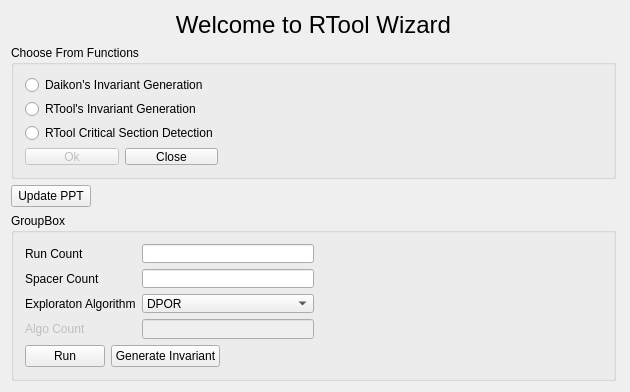
Above: Rui/Rui/mainwindow.ui from arijitvt/RTool before the change. Below: the same form after it.
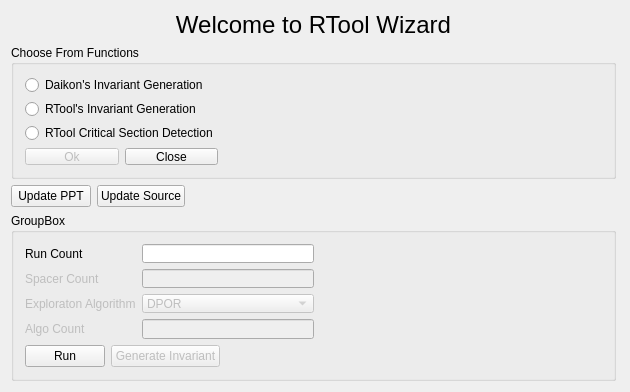
That is the form after the change.

The edit to the form file:
```diff
--- a/Rui/Rui/mainwindow.ui
+++ b/Rui/Rui/mainwindow.ui
@@ -121,7 +121,7 @@
      </layout>
     </item>
     <item>
-     <layout class="QHBoxLayout" name="horizontalLayout_5">
+     <layout class="QHBoxLayout" name="updatePPTLayout">
       <item>
        <widget class="QPushButton" name="updatePPTButton">
         <property name="text">
@@ -129,6 +129,13 @@
         </property>
        </widget>
       </item>
+      <item>
+       <widget class="QPushButton" name="updateSrcButton">
+        <property name="text">
+         <string>Update Source</string>
+        </property>
+       </widget>
+      </item>
       <item>
        <spacer name="horizontalSpacer_4">
         <property name="orientation">
@@ -168,20 +175,30 @@
             </widget>
            </item>
            <item row="0" column="1">
-            <widget class="QLineEdit" name="lineEdit"/>
+            <widget class="QLineEdit" name="runCount"/>
            </item>
            <item row="1" column="0">
-            <widget class="QLabel" name="label_3">
+            <widget class="QLabel" name="spacerCntLbl">
+             <property name="enabled">
+              <bool>false</bool>
+             </property>
              <property name="text">
               <string>Spacer Count</string>
              </property>
             </widget>
            </item>
            <item row="1" column="1">
-            <widget class="QLineEdit" name="lineEdit_2"/>
+            <widget class="QLineEdit" name="spacerCnt">
+             <property name="enabled">
+              <bool>false</bool>
+             </property>
+            </widget>
            </item>
            <item row="2" column="0">
-            <widget class="QLabel" name="label_4">
+            <widget class="QLabel" name="algoComboLbl">
+             <property name="enabled">
+              <bool>false</bool>
+             </property>
              <property name="text">
               <string>Exploraton Algorithm</string>
              </property>
@@ -189,6 +206,9 @@
            </item>
            <item row="2" column="1">
             <widget class="QComboBox" name="algoCombo">
+             <property name="enabled">
+              <bool>false</bool>
+             </property>
              <item>
               <property name="text">
                <string>DPOR</string>
@@ -254,6 +274,9 @@
          </item>
          <item>
           <widget class="QPushButton" name="genInvButton">
+           <property name="enabled">
+            <bool>false</bool>
+           </property>
            <property name="text">
             <string>Generate Invariant</string>
            </property>
```
